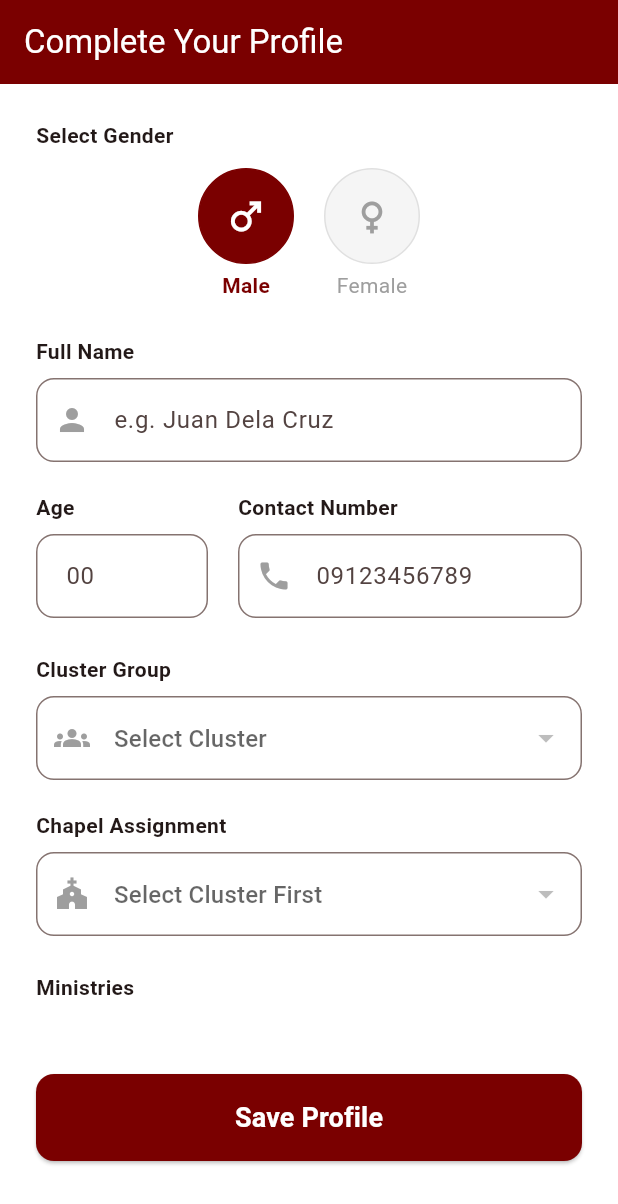
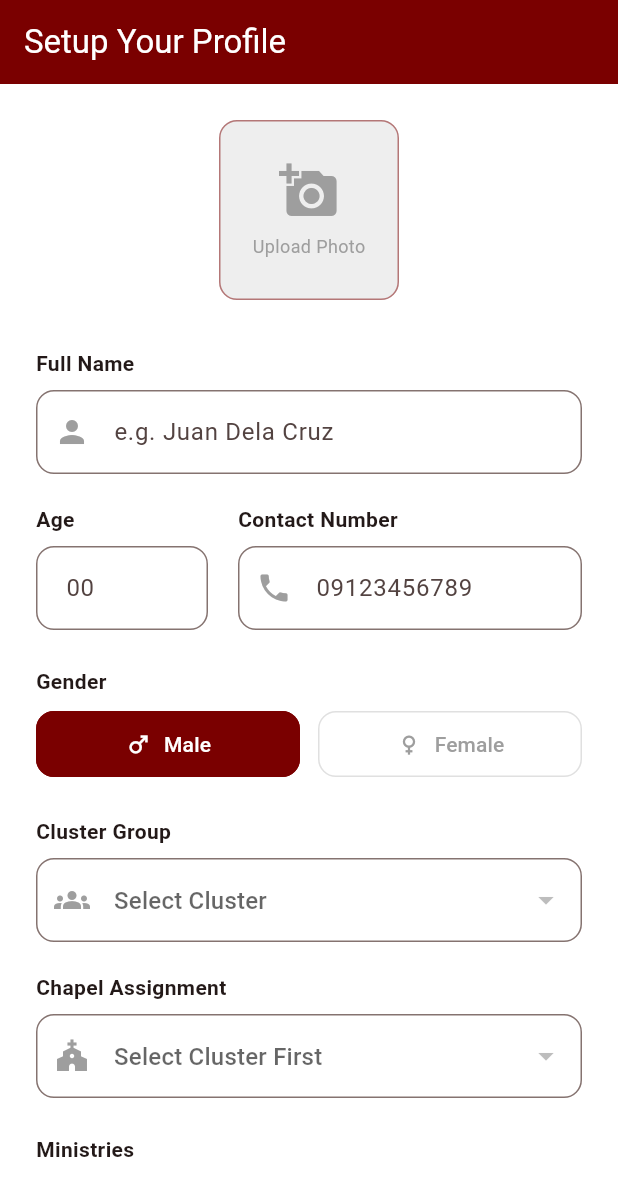
Before and after one commit to Edimar18/JNPYAttendance, a Flutter app: the SetupProfileScreen screen opened directly, on a phone screen of 412 x 824 dp. Shown: the top 1204 px of the screen. Run offline on Flutter 3.47's test engine with Material 3 defaults, Android fonts, the light colour scheme and no system bars; our stand-ins replace cloud_firestore, firebase_auth, firebase_core, image_cropper, image_picker; accounts and stored records are empty.

Commit message:
added cloudinary and upload profile photo functionality

```diff
--- a/lib/main.dart
+++ b/lib/main.dart
@@ -54,7 +54,9 @@ class AuthWrapper extends StatelessWidget {
                 return const Scaffold(body: Center(child: CircularProgressIndicator()));
               }
 
-
+              if (!profileSnapshot.hasData || !profileSnapshot.data!.exists) {
+                return const SetupProfileScreen();
+              }
 
               return const MainScreen();
             },
--- a/lib/screens/setup_profile_screen.dart
+++ b/lib/screens/setup_profile_screen.dart
@@ -1,6 +1,9 @@
-import 'package:cloud_firestore/cloud_firestore.dart';
+import 'dart:io';
 import 'package:flutter/material.dart';
 import 'package:firebase_auth/firebase_auth.dart';
+import 'package:image_picker/image_picker.dart';
+import 'package:image_cropper/image_cropper.dart';
+import 'package:cloud_firestore/cloud_firestore.dart';
 import '../services/database_service.dart';
 
 class SetupProfileScreen extends StatefulWidget {
@@ -15,6 +18,7 @@ class _SetupProfileScreenState extends State<SetupProfileScreen> {
   final DatabaseService _db = DatabaseService();
   final Color primaryColor = const Color(0xFF7A0000);
 
+  File? _imageFile;
   String fullName = '';
   String age = '';
   String contactNumber = '';
@@ -24,12 +28,37 @@ class _SetupProfileScreenState extends State<SetupProfileScreen> {
   List<String> selectedMinistries = [];
   bool _isLoading = false;
 
+  Future<void> _pickAndCropImage() async {
+    final picker = ImagePicker();
+    final pickedFile = await picker.pickImage(source: ImageSource.gallery);
+
+    if (pickedFile != null) {
+      final croppedFile = await ImageCropper().cropImage(
+        sourcePath: pickedFile.path,
+        aspectRatio: const CropAspectRatio(ratioX: 1, ratioY: 1), // Force Square
+        uiSettings: [
+          AndroidUiSettings(
+            toolbarTitle: 'Crop Profile Photo',
+            toolbarColor: primaryColor,
+            toolbarWidgetColor: Colors.white,
+            initAspectRatio: CropAspectRatioPreset.square,
+            lockAspectRatio: true,
+          ),
+        ],
+      );
+
+      if (croppedFile != null) {
+        setState(() => _imageFile = File(croppedFile.path));
+      }
+    }
+  }
+
   @override
   Widget build(BuildContext context) {
     return Scaffold(
       backgroundColor: Colors.white,
       appBar: AppBar(
-        title: const Text('Complete Your Profile', style: TextStyle(color: Colors.white)),
+        title: const Text('Setup Your Profile', style: TextStyle(color: Colors.white)),
         backgroundColor: primaryColor,
         automaticallyImplyLeading: false,
       ),
@@ -40,20 +69,37 @@ class _SetupProfileScreenState extends State<SetupProfileScreen> {
           child: Column(
             crossAxisAlignment: CrossAxisAlignment.stretch,
             children: [
-              // Gender Selection (Replacing Photo)
-              const Text('Select Gender', style: TextStyle(fontWeight: FontWeight.bold)),
-              const SizedBox(height: 12),
-              Row(
-                mainAxisAlignment: MainAxisAlignment.center,
-                children: [
-                  _genderButton('Male', Icons.male),
-                  const SizedBox(width: 20),
-                  _genderButton('Female', Icons.female),
-                ],
+              // 1. Profile Photo (Square Crop)
+              Center(
+                child: GestureDetector(
+                  onTap: _pickAndCropImage,
+                  child: Container(
+                    width: 120,
+                    height: 120,
+                    decoration: BoxDecoration(
+                      color: Colors.grey[200],
+                      borderRadius: BorderRadius.circular(12), // Square-ish with slight round
+                      border: Border.all(color: primaryColor.withOpacity(0.5)),
+                    ),
+                    child: _imageFile != null
+                        ? ClipRRect(
+                            borderRadius: BorderRadius.circular(10),
+                            child: Image.file(_imageFile!, fit: BoxFit.cover),
+                          )
+                        : const Column(
+                            mainAxisAlignment: MainAxisAlignment.center,
+                            children: [
+                              Icon(Icons.add_a_photo, size: 40, color: Colors.grey),
+                              SizedBox(height: 8),
+                              Text('Upload Photo', style: TextStyle(fontSize: 12, color: Colors.grey)),
+                            ],
+                          ),
+                  ),
+                ),
               ),
-              const SizedBox(height: 24),
+              const SizedBox(height: 32),
 
-              // Full Name
+              // 2. Full Name
               _buildLabel('Full Name'),
               TextFormField(
                 decoration: _inputDecoration('e.g. Juan Dela Cruz', Icons.person),
@@ -62,6 +108,7 @@ class _SetupProfileScreenState extends State<SetupProfileScreen> {
               ),
               const SizedBox(height: 20),
 
+              // 3. Age & Contact
               Row(
                 children: [
                   Expanded(
@@ -98,7 +145,18 @@ class _SetupProfileScreenState extends State<SetupProfileScreen> {
               ),
               const SizedBox(height: 24),
 
-              // Cluster Selection
+              // 4. Gender (Move above Cluster)
+              _buildLabel('Gender'),
+              Row(
+                children: [
+                  Expanded(child: _genderButton('Male', Icons.male)),
+                  const SizedBox(width: 12),
+                  Expanded(child: _genderButton('Female', Icons.female)),
+                ],
+              ),
+              const SizedBox(height: 24),
+
+              // 5. Cluster Selection
               _buildLabel('Cluster Group'),
               StreamBuilder<List<Map<String, dynamic>>>(
                 stream: _db.getClusters(),
@@ -113,7 +171,7 @@ class _SetupProfileScreenState extends State<SetupProfileScreen> {
                     onChanged: (val) {
                       setState(() {
                         selectedClusterId = val;
-                        selectedChapelId = null; // Reset chapel when cluster changes
+                        selectedChapelId = null;
                       });
                     },
                   );
@@ -121,7 +179,7 @@ class _SetupProfileScreenState extends State<SetupProfileScreen> {
               ),
               const SizedBox(height: 20),
 
-              // Chapel Selection (Dependent on Cluster)
+              // 6. Chapel Selection
               _buildLabel('Chapel Assignment'),
               StreamBuilder<List<Map<String, dynamic>>>(
                 stream: selectedClusterId == null
@@ -133,7 +191,6 @@ class _SetupProfileScreenState extends State<SetupProfileScreen> {
                       selectedClusterId == null ? 'Select Cluster First' : 'Select Chapel',
                       Icons.church
                     ),
-                    disabledHint: const Text('Select Cluster First'),
                     value: selectedChapelId,
                     items: snapshot.data?.map((c) => DropdownMenuItem(
                       value: c['id'] as String,
@@ -147,7 +204,7 @@ class _SetupProfileScreenState extends State<SetupProfileScreen> {
               ),
               const SizedBox(height: 24),
 
-              // Ministries (Multi-select)
+              // 7. Ministries
               _buildLabel('Ministries'),
               StreamBuilder<List<Map<String, dynamic>>>(
                 stream: _db.getMinistries(),
@@ -185,7 +242,7 @@ class _SetupProfileScreenState extends State<SetupProfileScreen> {
                 ),
                 child: _isLoading
                   ? const CircularProgressIndicator(color: Colors.white)
-                  : const Text('Save Profile', style: TextStyle(fontSize: 18, fontWeight: FontWeight.bold)),
+                  : const Text('Complete Registration', style: TextStyle(fontSize: 18, fontWeight: FontWeight.bold)),
               ),
             ],
           ),
@@ -196,32 +253,39 @@ class _SetupProfileScreenState extends State<SetupProfileScreen> {
 
   Widget _genderButton(String label, IconData icon) {
     bool isSelected = gender == label;
-    return GestureDetector(
-      onTap: () => setState(() => gender = label),
-      child: Column(
-        children: [
-          Container(
-            padding: const EdgeInsets.all(16),
-            decoration: BoxDecoration(
-              color: isSelected ? primaryColor : Colors.grey[100],
-              shape: BoxShape.circle,
-              border: Border.all(color: isSelected ? primaryColor : Colors.grey[300]!),
-            ),
-            child: Icon(icon, color: isSelected ? Colors.white : Colors.grey, size: 30),
-          ),
-          const SizedBox(height: 4),
-          Text(label, style: TextStyle(color: isSelected ? primaryColor : Colors.grey, fontWeight: isSelected ? FontWeight.bold : FontWeight.normal)),
-        ],
+    return OutlinedButton.icon(
+      onPressed: () => setState(() => gender = label),
+      icon: Icon(icon, color: isSelected ? Colors.white : Colors.grey),
+      label: Text(label),
+      style: OutlinedButton.styleFrom(
+        backgroundColor: isSelected ? primaryColor : Colors.transparent,
+        foregroundColor: isSelected ? Colors.white : Colors.grey,
+        side: BorderSide(color: isSelected ? primaryColor : Colors.grey[300]!),
+        padding: const EdgeInsets.symmetric(vertical: 12),
+        shape: RoundedRectangleBorder(borderRadius: BorderRadius.circular(12)),
       ),
     );
   }
 
   void _saveProfile() async {
     if (_formKey.currentState!.validate() && selectedClusterId != null && selectedChapelId != null) {
+      if (_imageFile == null) {
+        ScaffoldMessenger.of(context).showSnackBar(const SnackBar(content: Text('Please upload a profile photo')));
+        return;
+      }
+
       setState(() => _isLoading = true);
       try {
         final user = FirebaseAuth.instance.currentUser;
         if (user != null) {
+          // 1. Upload to Cloudinary
+          String? imageUrl = await _db.uploadToCloudinary(_imageFile!);
+
+          if (imageUrl == null) {
+            throw Exception("Failed to upload image. Please check Cloudinary config.");
+          }
+
+          // 2. Save to Firestore
           await _db.saveUserProfile(user.uid, {
             'fullName': fullName,
             'age': age,
@@ -230,8 +294,10 @@ class _SetupProfileScreenState extends State<SetupProfileScreen> {
             'clusterId': selectedClusterId,
             'chapelId': selectedChapelId,
             'ministries': selectedMinistries,
+            'profileImageUrl': imageUrl,
             'badges': [],
             'role': 'Member',
+            'isVerified': false, // Force false by default
             'createdAt': FieldValue.serverTimestamp(),
           });
         }
@@ -241,7 +307,7 @@ class _SetupProfileScreenState extends State<SetupProfileScreen> {
         setState(() => _isLoading = false);
       }
     } else {
-      ScaffoldMessenger.of(context).showSnackBar(const SnackBar(content: Text('Please fill all fields including Cluster and Chapel')));
+      ScaffoldMessenger.of(context).showSnackBar(const SnackBar(content: Text('Please fill all fields')));
     }
   }
 
--- a/pubspec.yaml
+++ b/pubspec.yaml
@@ -14,6 +14,9 @@ dependencies:
   firebase_core: ^3.10.1
   firebase_auth: ^5.4.4
   cloud_firestore: ^5.6.2
+  image_picker: ^1.1.2
+  image_cropper: ^8.0.2
+  http: ^1.3.0
 
 dev_dependencies:
   flutter_test:
```
Also changed, not shown: lib/services/database_service.dart (+40 -5 lines), pubspec.lock, 6 other files.
